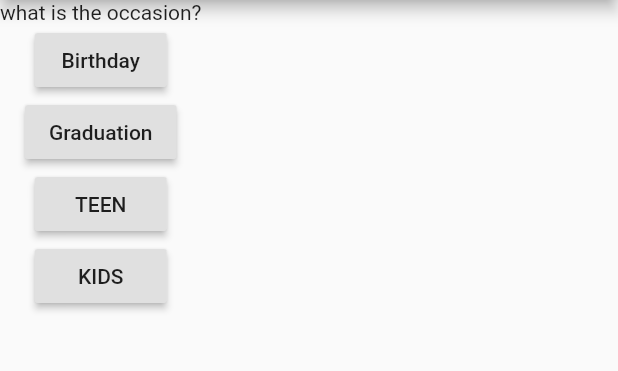
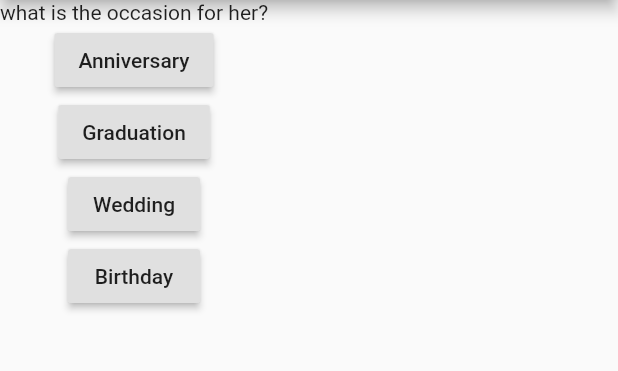
Before and after one commit to Maanaav/app-dev-1, a Flutter app: the screen it shows after launch, after a tap on "HER", on a phone screen of 412 x 824 dp, the part 84-455 px from its top. Run offline on Flutter 3.47's test engine with Material 2 defaults, Android fonts, the light colour scheme and no system bars; network calls fail.

Commit message:
basic functioning of app

```diff
--- a/app_dev_1/lib/screen/occasion.dart
+++ b/app_dev_1/lib/screen/occasion.dart
@@ -1,14 +1,26 @@
+import 'package:app_dev_1/screen/suggestion.dart';
 import 'package:flutter/material.dart';
 
 class occasion extends StatefulWidget {
-  occasion({Key? key}) : super(key: key);
+  String answer;
+
+  occasion(this.answer, {Key? key}) : super(key: key);
 
   @override
   _occasionState createState() => _occasionState();
 }
 
 class _occasionState extends State<occasion> {
-  var questions = ['select recipient', 'what is the occasion?'];
+  var questions = ['select recipient', 'what is the occasion'];
+  String answer = '';
+
+  void occasionSelected() {
+    Navigator.push(
+        context,
+        MaterialPageRoute(
+            builder: (context) => Suggestion(widget.answer, answer)));
+  }
+
   @override
   Widget build(BuildContext context) {
     return Scaffold(
@@ -19,23 +31,35 @@ class _occasionState extends State<occasion> {
         child: Column(
           children: [
             Text(
-              questions[1],
+              '${questions[1]} for ${widget.answer}?',
+            ),
+            RaisedButton(
+              child: const Text('Anniversary'),
+              onPressed: () {
+                answer = 'anniversary';
+                occasionSelected();
+              },
+            ),
+            RaisedButton(
+              child: const Text('Graduation'),
+              onPressed: () {
+                answer = 'graduation';
+                occasionSelected();
+              },
+            ),
+            RaisedButton(
+              child: const Text('Wedding'),
+              onPressed: () {
+                answer = 'wedding';
+                occasionSelected();
+              },
             ),
             RaisedButton(
               child: const Text('Birthday'),
-              onPressed: () {},
-            ),
-            RaisedButton(
-              child: const Text('Graduation'),
-              onPressed: () {},
-            ),
-            RaisedButton(
-              child: const Text('TEEN'),
-              onPressed: () {},
-            ),
-            RaisedButton(
-              child: const Text('KIDS'),
-              onPressed: () {},
+              onPressed: () {
+                answer = 'birthday';
+                occasionSelected();
+              },
             ),
           ],
         ),
--- a/app_dev_1/lib/screen/recipient.dart
+++ b/app_dev_1/lib/screen/recipient.dart
@@ -11,11 +11,12 @@ class recipient extends StatefulWidget {
 class _recipientState extends State<recipient> {
   var questionIndex = 0;
 
-  var questions = ['select recipient', 'what is the occasion?'];
+  var questions = ['select recipient', 'what is the occasion'];
+  String answer = '';
 
   void recipientSelected() {
     Navigator.push(
-        context, MaterialPageRoute(builder: (context) => occasion()));
+        context, MaterialPageRoute(builder: (context) => occasion(answer)));
   }
 
   @override
@@ -33,24 +34,14 @@ class _recipientState extends State<recipient> {
             RaisedButton(
               child: const Text('HIM'),
               onPressed: () {
+                answer = 'him';
                 recipientSelected();
               },
             ),
             RaisedButton(
               child: const Text('HER'),
               onPressed: () {
-                recipientSelected();
-              },
-            ),
-            RaisedButton(
-              child: const Text('TEEN'),
-              onPressed: () {
-                recipientSelected();
-              },
-            ),
-            RaisedButton(
-              child: const Text('KIDS'),
-              onPressed: () {
+                answer = 'her';
                 recipientSelected();
               },
             ),
--- a/app_dev_1/pubspec.yaml
+++ b/app_dev_1/pubspec.yaml
@@ -34,6 +34,7 @@ dependencies:
   # The following adds the Cupertino Icons font to your application.
   # Use with the CupertinoIcons class for iOS style icons.
   cupertino_icons: ^1.0.2
+  http: ^0.13.4
 
 dev_dependencies:
   flutter_test:
```
Also changed, not shown: app_dev_1/lib/screen/suggestion.dart (added, +72 -0 lines), app_dev_1/pubspec.lock, 2 other files.
